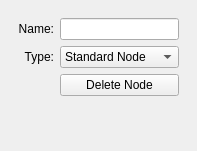
Above: src/gui/widgets/editdockwidget.ui from saschpe/masonry before the change. Below: the same form after it.
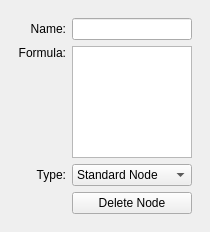
That is the form after the change. The open tabs and pages were chosen to show the change.

Commit message: EditDockWidget can now also display/change the formula associated to a node or edge.

The edit to the form file:
```diff
--- a/src/gui/widgets/editdockwidget.ui
+++ b/src/gui/widgets/editdockwidget.ui
@@ -6,8 +6,8 @@
    <rect>
     <x>0</x>
     <y>0</y>
-    <width>197</width>
-    <height>151</height>
+    <width>210</width>
+    <height>232</height>
    </rect>
   </property>
   <property name="features">
@@ -92,17 +92,7 @@
           </property>
          </widget>
         </item>
-        <item row="1" column="0">
-         <widget class="QLabel" name="label_5">
-          <property name="text">
-           <string>Type:</string>
-          </property>
-          <property name="alignment">
-           <set>Qt::AlignRight|Qt::AlignTrailing|Qt::AlignVCenter</set>
-          </property>
-         </widget>
-        </item>
-        <item row="3" column="1">
+        <item row="5" column="1">
          <widget class="QPushButton" name="deleteNodeButton">
           <property name="text">
            <string>Delete Node</string>
@@ -112,7 +102,33 @@
         <item row="0" column="1">
           <widget class="QLineEdit" name="nodeNameLineEdit"/>
         </item>
-        <item row="1" column="1">
+        <item row="6" column="0" colspan="2">
+         <spacer name="verticalSpacer_2">
+          <property name="orientation">
+           <enum>Qt::Vertical</enum>
+          </property>
+          <property name="sizeHint" stdset="0">
+           <size>
+            <width>0</width>
+            <height>0</height>
+           </size>
+          </property>
+         </spacer>
+        </item>
+        <item row="3" column="1">
+         <widget class="QTextEdit" name="nodeFormulaTextEdit"/>
+        </item>
+        <item row="3" column="0">
+         <widget class="QLabel" name="label_6">
+          <property name="text">
+           <string>Formula:</string>
+          </property>
+          <property name="alignment">
+           <set>Qt::AlignRight|Qt::AlignTop|Qt::AlignTrailing</set>
+          </property>
+         </widget>
+        </item>
+        <item row="4" column="1">
          <widget class="QComboBox" name="nodeTypeComboBox">
           <property name="currentIndex">
            <number>2</number>
@@ -134,18 +150,15 @@
           </item>
          </widget>
         </item>
-        <item row="4" column="0" colspan="2">
-         <spacer name="verticalSpacer_2">
-          <property name="orientation">
-           <enum>Qt::Vertical</enum>
+        <item row="4" column="0">
+         <widget class="QLabel" name="label_5">
+          <property name="text">
+           <string>Type:</string>
           </property>
-          <property name="sizeHint" stdset="0">
-           <size>
-            <width>0</width>
-            <height>0</height>
-           </size>
+          <property name="alignment">
+           <set>Qt::AlignRight|Qt::AlignTrailing|Qt::AlignVCenter</set>
           </property>
-         </spacer>
+         </widget>
         </item>
        </layout>
       </widget>
```
Left out of the diff: 19 changed lines with no effect on the pictures. The commit also changes 2 other files.
